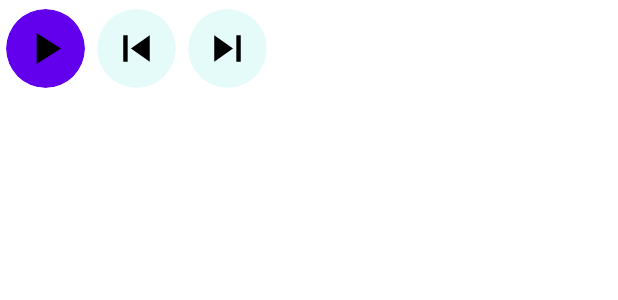
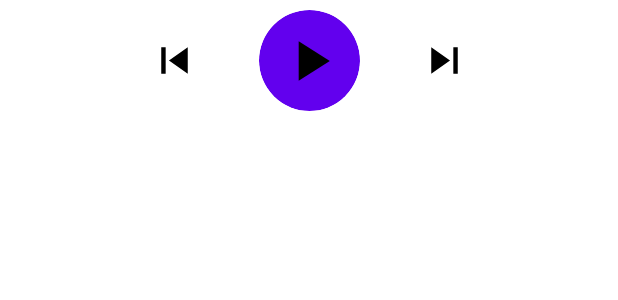
Before and after one commit to Spacus1k/AudioPlayer, an Android app built with Jetpack Compose: the @Preview function PreviewMediaPlayerController, on a phone screen of 412 x 824 dp. Shown: the top 300 px of the screen. Run offline under Robolectric (Android 15) with nearby library versions, the phone set to English and light mode, and no system bars; network calls fail.

Commit message:
update MediaPlayerController

```diff
--- a/app/src/main/java/com/example/audioplayer/presentation/ui/components/controller/BackIconItem.kt
+++ b/app/src/main/java/com/example/audioplayer/presentation/ui/components/controller/BackIconItem.kt
@@ -26,7 +26,9 @@ fun BackIconItem(
     border: BorderStroke? = null,
     buttonSize: Int = 35,
     contentColor: Color = MaterialTheme.colors.onSurface,
-    backgroundColor: Color = MaterialTheme.colors.secondary.copy(0.1f)
+    backgroundColor: Color = MaterialTheme.colors.secondary.copy(0.1f),
+    transparencyBackground: Float = 1f
+
 ) {
     Surface(
         shape = CircleShape,
@@ -38,7 +40,7 @@ fun BackIconItem(
                 if (progressInSec < 6) onPrevious() else onRestart()
             },
         contentColor = contentColor,
-        color = backgroundColor
+        color = backgroundColor.copy(alpha = transparencyBackground)
 
     ) {
         Box(
--- a/app/src/main/java/com/example/audioplayer/presentation/ui/components/controller/MediaPlayerController.kt
+++ b/app/src/main/java/com/example/audioplayer/presentation/ui/components/controller/MediaPlayerController.kt
@@ -19,33 +19,41 @@ fun MediaPlayerController(
     modifier: Modifier = Modifier,
     backButtonSize: Int = 35,
     nextButtonSize: Int = 35,
-    playButtonSize: Int = 35
+    playButtonSize: Int = 45
 ) {
     Row(
         verticalAlignment = Alignment.CenterVertically,
+        horizontalArrangement = Arrangement.Center,
         modifier = Modifier
-            .height(64.dp)
+            .fillMaxWidth()
+            .height(80.dp)
             .padding(4.dp)
     ) {
-
-        PlayerButtonItem(
-            isAudioPlaying = isAudioPlaying,
-            onClick = { onStart() },
-            buttonSize = playButtonSize
-        )
-
-        Spacer(modifier = modifier.size(8.dp))
 
         BackIconItem(
             onRestart = { onRestart() },
             onPrevious = { onPrevious() },
             buttonSize = backButtonSize,
-            progressInSec = progressInSec
+            progressInSec = progressInSec,
+            transparencyBackground = 0f
         )
 
-        Spacer(modifier = modifier.size(8.dp))
+        Spacer(modifier = modifier.size(30.dp))
 
-        NextButtonItem(onNext = onNext, buttonSize = nextButtonSize)
+        PlayerButtonItem(
+            isAudioPlaying = isAudioPlaying,
+            onClick = { onStart() },
+            buttonSize = playButtonSize,
+            transparencyBackground = 1f
+        )
+
+        Spacer(modifier = modifier.size(30.dp))
+
+        NextButtonItem(
+            onNext = onNext,
+            buttonSize = nextButtonSize,
+            transparencyBackground = 0f
+        )
     }
 }
 
--- a/app/src/main/java/com/example/audioplayer/presentation/ui/components/controller/NextButtonItem.kt
+++ b/app/src/main/java/com/example/audioplayer/presentation/ui/components/controller/NextButtonItem.kt
@@ -24,7 +24,8 @@ fun NextButtonItem(
     border: BorderStroke? = null,
     buttonSize: Int = 35,
     contentColor: Color = MaterialTheme.colors.onSurface,
-    backgroundColor: Color = MaterialTheme.colors.secondary.copy(0.1f)
+    backgroundColor: Color = MaterialTheme.colors.secondary.copy(0.1f),
+    transparencyBackground: Float = 1f
 ) {
     Surface(
         shape = CircleShape,
@@ -34,7 +35,7 @@ fun NextButtonItem(
             .clip(CircleShape)
             .clickable { onNext() },
         contentColor = contentColor,
-        color = backgroundColor
+        color = backgroundColor.copy(alpha = transparencyBackground)
     ) {
         Box(
             contentAlignment = Alignment.Center
--- a/app/src/main/java/com/example/audioplayer/presentation/ui/components/controller/PlayerButtonItem.kt
+++ b/app/src/main/java/com/example/audioplayer/presentation/ui/components/controller/PlayerButtonItem.kt
@@ -26,7 +26,8 @@ fun PlayerButtonItem(
     border: BorderStroke? = null,
     buttonSize: Int = 35,
     contentColor: Color = MaterialTheme.colors.onSurface,
-    backgroundColor: Color = MaterialTheme.colors.primary
+    backgroundColor: Color = MaterialTheme.colors.primary,
+    transparencyBackground: Float = 1f
 ) {
     Surface(
         shape = CircleShape,
@@ -36,7 +37,7 @@ fun PlayerButtonItem(
             .clip(CircleShape)
             .clickable { onClick() },
         contentColor = contentColor,
-        color = backgroundColor
+        color = backgroundColor.copy(alpha = transparencyBackground)
     ) {
         Box(contentAlignment = Alignment.Center) {
             Icon(
```
Also changed, not shown: app/src/main/java/com/example/audioplayer/presentation/ui/components/controller/BottomMediaPlayerController.kt (+15 -2 lines).
